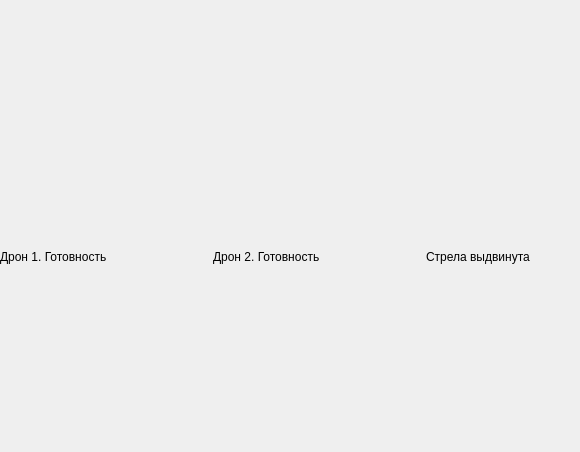
Before: the Qt Designer form mainwindow.ui in KelHeor23/DockingControlStation, drawn with Qt 5; both pictures show x 0 to 580 and y 267 to 719 of the 1485 by 719 pixel window.
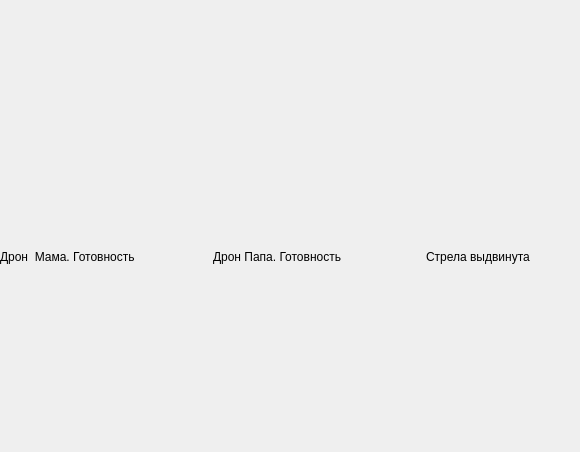
After: the same form once the commit is applied.

Commit message: Отображение статуса

The edit to the form file:
```diff
--- a/mainwindow.ui
+++ b/mainwindow.ui
@@ -144,14 +144,14 @@
        <item>
         <widget class="QLabel" name="dron2ReadinessStatus">
          <property name="text">
-          <string>Дрон 1. Готовность</string>
+          <string>Дрон  Мама. Готовность</string>
          </property>
         </widget>
        </item>
        <item>
         <widget class="QLabel" name="dron1ReadinessStatus">
          <property name="text">
-          <string>Дрон 2. Готовность</string>
+          <string>Дрон Папа. Готовность</string>
          </property>
         </widget>
        </item>
```
Left out of the diff: 6 changed lines with no effect on the pictures. The commit also changes 2 other files.
